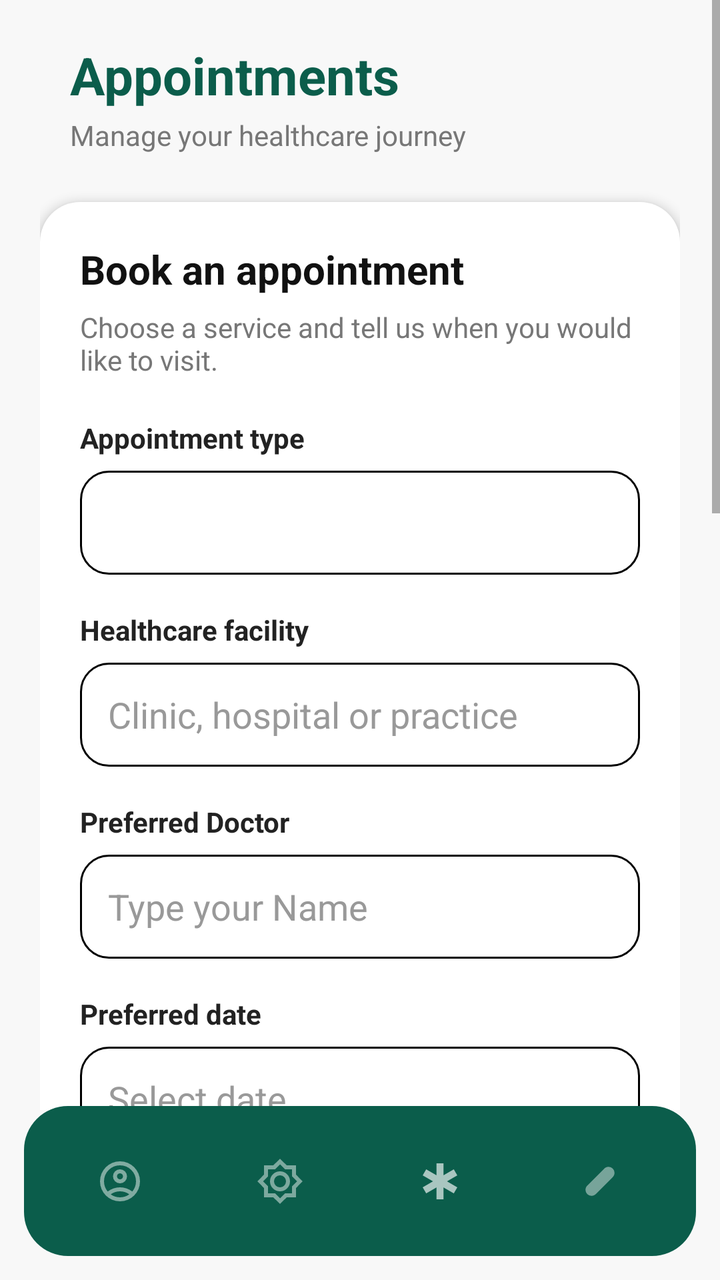
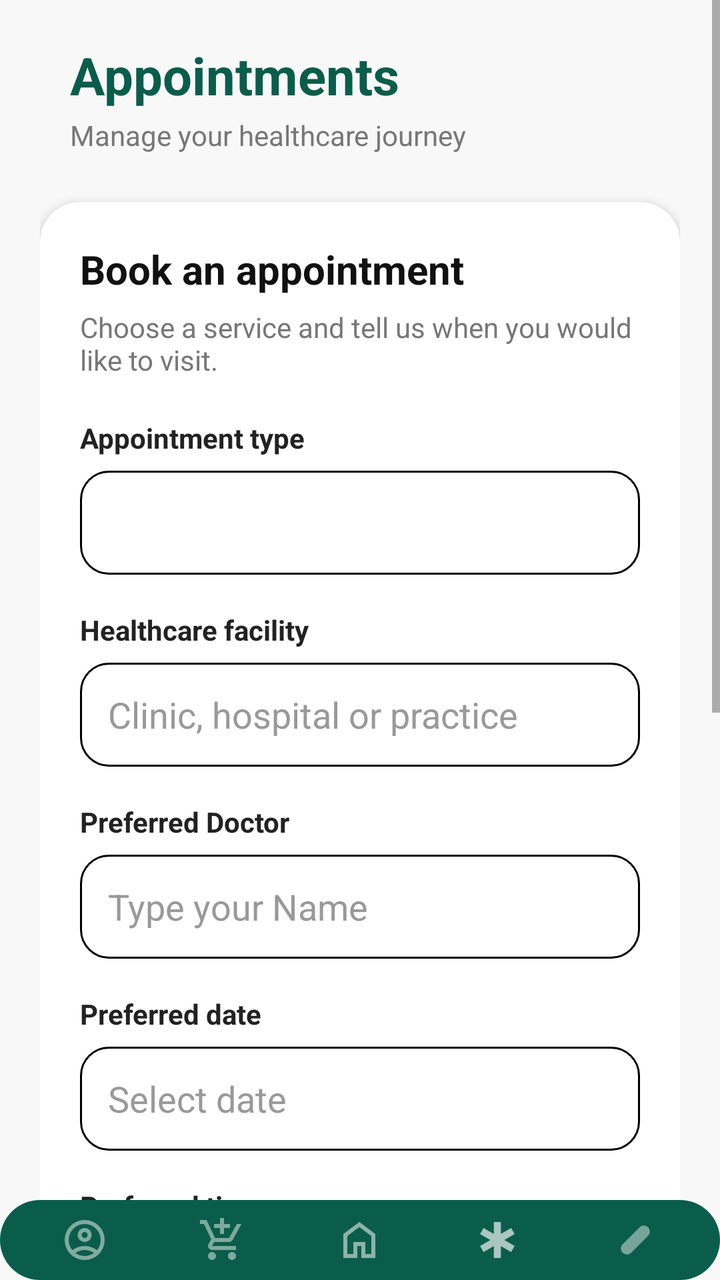

Compare the two renders of this Android layout. The source of the first and the diff that turns it into the second are given below.
<!-- AndroidManifest.xml: application theme Theme.Proteahealth -->
<!-- res/layout/activity_appointment.xml -->
<?xml version="1.0" encoding="utf-8"?>
<FrameLayout xmlns:android="http://schemas.android.com/apk/res/android"
    xmlns:app="http://schemas.android.com/apk/res-auto"
    android:layout_width="match_parent"
    android:layout_height="match_parent"
    android:background="#F8F8F8">

    <ScrollView
        android:layout_width="match_parent"
        android:layout_height="match_parent"
        android:layout_marginBottom="85dp"
        android:fillViewport="true">

        <LinearLayout
            android:layout_width="match_parent"
            android:layout_height="wrap_content"
            android:orientation="vertical"
            android:padding="20dp">

            

            <LinearLayout
                android:layout_width="match_parent"
                android:layout_height="wrap_content"
                android:layout_marginBottom="24dp"
                android:gravity="center_vertical"
                android:orientation="horizontal">

                <LinearLayout
                    android:layout_width="0dp"
                    android:layout_height="wrap_content"
                    android:layout_marginStart="15dp"
                    android:layout_weight="1"
                    android:orientation="vertical">

                    <TextView
                        android:layout_width="wrap_content"
                        android:layout_height="wrap_content"
                        android:text="Appointments"
                        android:textColor="@color/green"
                        android:textSize="26sp"
                        android:textStyle="bold" />

                    <TextView
                        android:layout_width="wrap_content"
                        android:layout_height="wrap_content"
                        android:layout_marginTop="3dp"
                        android:text="Manage your healthcare journey"
                        android:textColor="#777777"
                        android:textSize="14sp" />

                </LinearLayout>

            </LinearLayout>


            

            <LinearLayout
                android:layout_width="match_parent"
                android:layout_height="wrap_content"
                android:background="@drawable/white_card"
                android:elevation="3dp"
                android:orientation="vertical"
                android:padding="20dp">

                <TextView
                    android:layout_width="wrap_content"
                    android:layout_height="wrap_content"
                    android:text="Book an appointment"
                    android:textColor="#111111"
                    android:textSize="20sp"
                    android:textStyle="bold" />

                <TextView
                    android:layout_width="wrap_content"
                    android:layout_height="wrap_content"
                    android:layout_marginTop="6dp"
                    android:layout_marginBottom="20dp"
                    android:text="Choose a service and tell us when you would like to visit."
                    android:textColor="#777777"
                    android:textSize="14sp" />


                

                <TextView
                    android:layout_width="wrap_content"
                    android:layout_height="wrap_content"
                    android:text="Appointment type"
                    android:textColor="#222222"
                    android:textSize="14sp"
                    android:textStyle="bold" />

                <Spinner
                    android:id="@+id/appointmentTypeSpinner"
                    android:layout_width="match_parent"
                    android:layout_height="52dp"
                    android:layout_marginTop="7dp"
                    android:background="@drawable/input_background" />


                

                <TextView
                    android:layout_width="wrap_content"
                    android:layout_height="wrap_content"
                    android:layout_marginTop="18dp"
                    android:text="Healthcare facility"
                    android:textColor="#222222"
                    android:textSize="14sp"
                    android:textStyle="bold" />

                <EditText
                    android:id="@+id/facilityInput"
                    android:layout_width="match_parent"
                    android:layout_height="52dp"
                    android:layout_marginTop="7dp"
                    android:background="@drawable/input_background"
                    android:hint="Clinic, hospital or practice"
                    android:inputType="textCapSentences"
                    android:paddingStart="14dp"
                    android:paddingEnd="14dp"
                    android:textColor="#111111"
                    android:textColorHint="#999999" />

                <TextView
                    android:layout_width="wrap_content"
                    android:layout_height="wrap_content"
                    android:layout_marginTop="18dp"
                    android:text="Preferred Doctor"
                    android:textColor="#222222"
                    android:textSize="14sp"
                    android:textStyle="bold" />

                <EditText
                    android:id="@+id/DoctorInput"
                    android:layout_width="match_parent"
                    android:layout_height="52dp"
                    android:layout_marginTop="7dp"
                    android:background="@drawable/input_background"
                    android:hint="Type your Name"
                    android:inputType="textCapSentences"
                    android:paddingStart="14dp"
                    android:paddingEnd="14dp"
                    android:textColor="@color/black"
                    android:textColorHint="#999999" />


                

                <TextView
                    android:layout_width="wrap_content"
                    android:layout_height="wrap_content"
                    android:layout_marginTop="18dp"
                    android:text="Preferred date"
                    android:textColor="#222222"
                    android:textSize="14sp"
                    android:textStyle="bold" />


                

                <EditText
                    android:id="@+id/dateInput"
                    android:layout_width="match_parent"
                    android:layout_height="52dp"
                    android:layout_marginTop="7dp"
                    android:background="@drawable/input_background"
                    android:clickable="true"
                    android:focusable="false"
                    android:hint="Select date"
                    android:paddingStart="14dp"
                    android:paddingEnd="14dp"
                    android:textColor="#111111"
                    android:textColorHint="#999999" />

                <TextView
                    android:layout_width="wrap_content"
                    android:layout_height="wrap_content"
                    android:layout_marginTop="18dp"
                    android:text="Preferred time"
                    android:textColor="#222222"
                    android:textSize="14sp"
                    android:textStyle="bold" />

                <TimePicker
                    android:id="@+id/timeInput"
                    android:layout_width="match_parent"
                    android:layout_height="wrap_content"
                    android:layout_marginTop="7dp"
                    android:layout_marginBottom="12dp"
                    android:timePickerMode="spinner" />


                

                <TextView
                    android:layout_width="wrap_content"
                    android:layout_height="wrap_content"
                    android:layout_marginTop="18dp"
                    android:text="Reason for appointment"
                    android:textColor="#222222"
                    android:textSize="14sp"
                    android:textStyle="bold" />

                <EditText
                    android:id="@+id/reasonInput"
                    android:layout_width="match_parent"
                    android:layout_height="110dp"
                    android:layout_marginTop="7dp"
                    android:background="@drawable/input_background"
                    android:gravity="top"
                    android:hint="Briefly describe what you need help with"
                    android:inputType="textMultiLine|textCapSentences"
                    android:padding="14dp"
                    android:textColor="#111111"
                    android:textColorHint="#999999" />


                

                <Button
                    android:id="@+id/confirmButton"
                    android:layout_width="match_parent"
                    android:layout_height="52dp"
                    android:layout_marginTop="24dp"
                    android:background="@drawable/green_button"
                    android:text="Book Appointment"
                    android:textColor="#FFFFFF"
                    android:textSize="16sp"
                    android:textStyle="bold" />

            </LinearLayout>

            <LinearLayout
                android:layout_width="match_parent"
                android:layout_height="wrap_content"
                android:layout_marginTop="20dp"
                android:background="@drawable/white_card"
                android:elevation="3dp"
                android:orientation="vertical"
                android:padding="20dp">

                <TextView
                    android:layout_width="wrap_content"
                    android:layout_height="wrap_content"
                    android:layout_gravity="center"
                    android:text="Upcoming Appointments"
                    android:textColor="#FF1493"
                    android:textSize="20sp"
                    android:textStyle="bold" />

            </LinearLayout>

        </LinearLayout>
    </ScrollView>

    
    <LinearLayout
        android:id="@+id/bottomNavigation"
        android:layout_width="match_parent"
        android:layout_height="75dp"
        android:layout_gravity="bottom"
        android:layout_margin="12dp"
        android:background="@drawable/bottom_nav_bg"
        android:gravity="center"
        android:orientation="horizontal"
        android:padding="8dp">

        <ImageButton
            android:id="@+id/navProfile"
            android:layout_width="0dp"
            android:layout_height="match_parent"
            android:layout_weight="1"
            android:background="@android:color/transparent"
            android:contentDescription="Profile"
            android:src="@drawable/baseline_account_circle_24"
            app:tint="@android:color/white" />

        <ImageButton
            android:id="@+id/navSetting"
            android:layout_width="0dp"
            android:layout_height="match_parent"
            android:layout_weight="1"
            android:background="@android:color/transparent"
            android:contentDescription="Settings"
            android:src="@drawable/outline_brightness_5_24"
            app:tint="@android:color/white" />

        <ImageButton
            android:id="@+id/navEmergency"
            android:layout_width="0dp"
            android:layout_height="match_parent"
            android:layout_weight="1"
            android:background="@android:color/transparent"
            android:contentDescription="Emergency"
            android:src="@drawable/outline_emergency_24"
            app:tint="@android:color/white" />

        <ImageButton
            android:id="@+id/navMed"
            android:layout_width="0dp"
            android:layout_height="match_parent"
            android:layout_weight="1"
            android:background="@android:color/transparent"
            android:contentDescription="Medication"
            android:src="@drawable/outline_eraser_size_2_24"
            app:tint="@android:color/white" />
    </LinearLayout>
</FrameLayout>
<!-- resources referenced by this layout -->
<resources>
  <color name="black">#FF000000</color>
  <color name="green">#0B5D4B</color>
  <!-- drawable bottom_nav_bg (drawable) -->
  <?xml version="1.0" encoding="utf-8"?>
  <shape xmlns:android="http://schemas.android.com/apk/res/android" android:shape='rectangle'>
  
      <solid android:color="@color/green"/>
  
      <corners android:topLeftRadius="22dp"
          android:topRightRadius="22dp"
          android:bottomRightRadius="22dp"
          android:bottomLeftRadius="22dp"/>
  
  </shape>
  <!-- drawable green_button (drawable) -->
  <?xml version="1.0" encoding="utf-8"?>
  
  
  <shape xmlns:android="http://schemas.android.com/apk/res/android">
  
      
      <solid android:color="#0B5D4B" />
  
      
      <corners android:radius="16dp" />
  
  </shape>
  <!-- drawable input_background (drawable) -->
  <?xml version="1.0" encoding="utf-8"?>
  
  
  <shape xmlns:android="http://schemas.android.com/apk/res/android">
  
      
      <solid android:color="#FFFFFF" />
  
      
      <stroke
          android:width="1dp"
          android:color="#000000" />
  
      
      <corners android:radius="14dp" />
  
  </shape>
  <!-- drawable outline_brightness_5_24 (drawable) -->
  <vector xmlns:android="http://schemas.android.com/apk/res/android" android:alpha="0.47" android:height="24dp" android:tint="#000000" android:viewportHeight="960" android:viewportWidth="960" android:width="24dp">
        
      <path android:fillColor="@android:color/white" android:pathData="M480,932L346,800L160,800L160,614L28,480L160,346L160,160L346,160L480,28L614,160L800,160L800,346L932,480L800,614L800,800L614,800L480,932ZM621.5,621.5Q680,563 680,480Q680,397 621.5,338.5Q563,280 480,280Q397,280 338.5,338.5Q280,397 280,480Q280,563 338.5,621.5Q397,680 480,680Q563,680 621.5,621.5ZM395,565Q360,530 360,480Q360,430 395,395Q430,360 480,360Q530,360 565,395Q600,430 600,480Q600,530 565,565Q530,600 480,600Q430,600 395,565ZM480,820L580,720L720,720L720,580L820,480L720,380L720,240L580,240L480,140L380,240L240,240L240,380L140,480L240,580L240,720L380,720L480,820ZM480,480Q480,480 480,480Q480,480 480,480Q480,480 480,480Q480,480 480,480Q480,480 480,480Q480,480 480,480Q480,480 480,480Q480,480 480,480Z"/>
      
  </vector>
  <!-- drawable outline_emergency_24 (drawable) -->
  <vector xmlns:android="http://schemas.android.com/apk/res/android" android:alpha="0.65" android:height="24dp" android:tint="#000000" android:viewportHeight="960" android:viewportWidth="960" android:width="24dp">
        
      <path android:fillColor="@android:color/white" android:pathData="M410,840L410,602L204,721L134,600L340,480L134,361L204,240L410,359L410,120L550,120L550,359L756,240L826,361L620,480L826,600L756,721L550,602L550,840L410,840Z"/>
      
  </vector>
  <!-- drawable white_card (drawable) -->
  <?xml version="1.0" encoding="utf-8"?>
  
  
  <shape xmlns:android="http://schemas.android.com/apk/res/android">
  
      
      <solid android:color="#FFFFFF" />
  
      
      <corners android:radius="20dp" />
  
  </shape>
  <style name="Theme.Proteahealth" parent="Theme.AppCompat.Light.NoActionBar" />
  <!-- unchanged entries left out for length: 2 -->
</resources>

<!-- the commit's change to res/layout/activity_appointment.xml (unified diff, before → after) -->
@@ -8,7 +8,7 @@
     <ScrollView
         android:layout_width="match_parent"
         android:layout_height="match_parent"
-        android:layout_marginBottom="85dp"
+        android:layout_marginBottom="40dp"
         android:fillViewport="true">
 
         <LinearLayout
@@ -184,13 +184,14 @@
                     android:textSize="14sp"
                     android:textStyle="bold" />
 
-                <TimePicker
+                <EditText
                     android:id="@+id/timeInput"
                     android:layout_width="match_parent"
                     android:layout_height="wrap_content"
-                    android:layout_marginTop="7dp"
-                    android:layout_marginBottom="12dp"
-                    android:timePickerMode="spinner" />
+                    android:hint="Select time"
+                    android:focusable="false"
+                    android:clickable="true"
+                    android:inputType="none" />
 
 
                 
@@ -257,55 +258,75 @@
     </ScrollView>
 
     
-    <LinearLayout
-        android:id="@+id/bottomNavigation"
+    <include
+        android:id="@+id/patientBottomNav"
+        layout="@layout/bottom_nav"
         android:layout_width="match_parent"
-        android:layout_height="75dp"
-        android:layout_gravity="bottom"
-        android:layout_margin="12dp"
-        android:background="@drawable/bottom_nav_bg"
-        android:gravity="center"
-        android:orientation="horizontal"
-        android:padding="8dp">
-
-        <ImageButton
-            android:id="@+id/navProfile"
-            android:layout_width="0dp"
-            android:layout_height="match_parent"
-            android:layout_weight="1"
-            android:background="@android:color/transparent"
-            android:contentDescription="Profile"
-            android:src="@drawable/baseline_account_circle_24"
-            app:tint="@android:color/white" />
-
-        <ImageButton
-            android:id="@+id/navSetting"
-            android:layout_width="0dp"
-            android:layout_height="match_parent"
-            android:layout_weight="1"
-            android:background="@android:color/transparent"
-            android:contentDescription="Settings"
-            android:src="@drawable/outline_brightness_5_24"
-            app:tint="@android:color/white" />
-
-        <ImageButton
-            android:id="@+id/navEmergency"
-            android:layout_width="0dp"
-            android:layout_height="match_parent"
-            android:layout_weight="1"
-            android:background="@android:color/transparent"
-            android:contentDescription="Emergency"
-            android:src="@drawable/outline_emergency_24"
-            app:tint="@android:color/white" />
-
-        <ImageButton
-            android:id="@+id/navMed"
-            android:layout_width="0dp"
-            android:layout_height="match_parent"
-            android:layout_weight="1"
-            android:background="@android:color/transparent"
-            android:contentDescription="Medication"
-            android:src="@drawable/outline_eraser_size_2_24"
-            app:tint="@android:color/white" />
-    </LinearLayout>
+        android:layout_height="wrap_content"
+        android:layout_gravity="bottom" />
+
 </FrameLayout>
+<!-- res/layout/bottom_nav.xml (included above) -->
+<LinearLayout xmlns:android="http://schemas.android.com/apk/res/android"
+    xmlns:app="http://schemas.android.com/apk/res-auto"
+    android:id="@+id/bottomNavigation"
+    android:layout_width="match_parent"
+    android:layout_height="75dp"
+    android:layout_gravity="bottom"
+    android:layout_margin="12dp"
+    android:background="@drawable/bottom_nav_bg"
+    android:gravity="center"
+    android:orientation="horizontal"
+    android:padding="8dp">
+
+    
+    <ImageButton
+        android:id="@+id/navProfile"
+        android:layout_width="0dp"
+        android:layout_height="match_parent"
+        android:layout_weight="1"
+        android:background="@android:color/transparent"
+        android:contentDescription="Profile"
+        android:src="@drawable/baseline_account_circle_24"
+        app:tint="@android:color/white" />
+
+    <ImageButton
+        android:id="@+id/navSetting"
+        android:layout_width="0dp"
+        android:layout_height="match_parent"
+        android:layout_weight="1"
+        android:background="@android:color/transparent"
+        android:contentDescription="Settings"
+        android:src="@drawable/outline_add_shopping_cart_24"
+        app:tint="@android:color/white" />
+
+    <ImageButton
+        android:id="@+id/navhome"
+        android:layout_width="0dp"
+        android:layout_height="match_parent"
+        android:layout_weight="1"
+        android:background="@android:color/transparent"
+        android:contentDescription="Profile"
+        android:src="@drawable/outline_home_24"
+        app:tint="@android:color/white" />
+
+    <ImageButton
+        android:id="@+id/navEmergency"
+        android:layout_width="0dp"
+        android:layout_height="match_parent"
+        android:layout_weight="1"
+        android:background="@android:color/transparent"
+        android:contentDescription="Emergency"
+        android:src="@drawable/outline_emergency_24"
+        app:tint="@android:color/white" />
+
+    <ImageButton
+        android:id="@+id/navMed"
+        android:layout_width="0dp"
+        android:layout_height="match_parent"
+        android:layout_weight="1"
+        android:background="@android:color/transparent"
+        android:contentDescription="Medication"
+        android:src="@drawable/outline_eraser_size_2_24"
+        app:tint="@android:color/white" />
+</LinearLayout>
<!-- resource entries referenced after the edit -->
@@ -45,16 +45,22 @@
       <corners android:radius="14dp" />
   
   </shape>
-  <!-- drawable outline_brightness_5_24 (drawable) -->
+  <!-- drawable outline_add_shopping_cart_24 (drawable) -->
   <vector xmlns:android="http://schemas.android.com/apk/res/android" android:alpha="0.47" android:height="24dp" android:tint="#000000" android:viewportHeight="960" android:viewportWidth="960" android:width="24dp">
         
-      <path android:fillColor="@android:color/white" android:pathData="M480,932L346,800L160,800L160,614L28,480L160,346L160,160L346,160L480,28L614,160L800,160L800,346L932,480L800,614L800,800L614,800L480,932ZM621.5,621.5Q680,563 680,480Q680,397 621.5,338.5Q563,280 480,280Q397,280 338.5,338.5Q280,397 280,480Q280,563 338.5,621.5Q397,680 480,680Q563,680 621.5,621.5ZM395,565Q360,530 360,480Q360,430 395,395Q430,360 480,360Q530,360 565,395Q600,430 600,480Q600,530 565,565Q530,600 480,600Q430,600 395,565ZM480,820L580,720L720,720L720,580L820,480L720,380L720,240L580,240L480,140L380,240L240,240L240,380L140,480L240,580L240,720L380,720L480,820ZM480,480Q480,480 480,480Q480,480 480,480Q480,480 480,480Q480,480 480,480Q480,480 480,480Q480,480 480,480Q480,480 480,480Q480,480 480,480Z"/>
+      <path android:fillColor="@android:color/white" android:pathData="M440,360L440,240L320,240L320,160L440,160L440,40L520,40L520,160L640,160L640,240L520,240L520,360L440,360ZM223.5,856.5Q200,833 200,800Q200,767 223.5,743.5Q247,720 280,720Q313,720 336.5,743.5Q360,767 360,800Q360,833 336.5,856.5Q313,880 280,880Q247,880 223.5,856.5ZM623.5,856.5Q600,833 600,800Q600,767 623.5,743.5Q647,720 680,720Q713,720 736.5,743.5Q760,767 760,800Q760,833 736.5,856.5Q713,880 680,880Q647,880 623.5,856.5ZM40,160L40,80L171,80L341,440L621,440Q621,440 621,440Q621,440 621,440L777,160L868,160L692,478Q681,498 662.5,509Q644,520 622,520L324,520L280,600Q280,600 280,600Q280,600 280,600L760,600L760,680L280,680Q235,680 211.5,641Q188,602 210,562L264,464L120,160L40,160Z"/>
       
   </vector>
   <!-- drawable outline_emergency_24 (drawable) -->
   <vector xmlns:android="http://schemas.android.com/apk/res/android" android:alpha="0.65" android:height="24dp" android:tint="#000000" android:viewportHeight="960" android:viewportWidth="960" android:width="24dp">
         
       <path android:fillColor="@android:color/white" android:pathData="M410,840L410,602L204,721L134,600L340,480L134,361L204,240L410,359L410,120L550,120L550,359L756,240L826,361L620,480L826,600L756,721L550,602L550,840L410,840Z"/>
+      
+  </vector>
+  <!-- drawable outline_home_24 (drawable) -->
+  <vector xmlns:android="http://schemas.android.com/apk/res/android" android:alpha="0.53" android:height="24dp" android:tint="#000000" android:viewportHeight="960" android:viewportWidth="960" android:width="24dp">
+        
+      <path android:fillColor="@android:color/white" android:pathData="M240,760L360,760L360,520L600,520L600,760L720,760L720,400L480,220L240,400L240,760ZM160,840L160,360L480,120L800,360L800,840L520,840L520,600L440,600L440,840L160,840ZM480,490L480,490L480,490L480,490L480,490L480,490L480,490L480,490L480,490Z"/>
       
   </vector>
   <!-- drawable white_card (drawable) -->
@@ -70,7 +76,7 @@
       <corners android:radius="20dp" />
   
   </shape>
-  <style name="Theme.Proteahealth" parent="Theme.AppCompat.Light.NoActionBar" />
+  <style name="Theme.Proteahealth" parent="Theme.AppCompat.DayNight.NoActionBar" />
   <!-- unchanged entries left out for length: 2 -->
 </resources>
 
